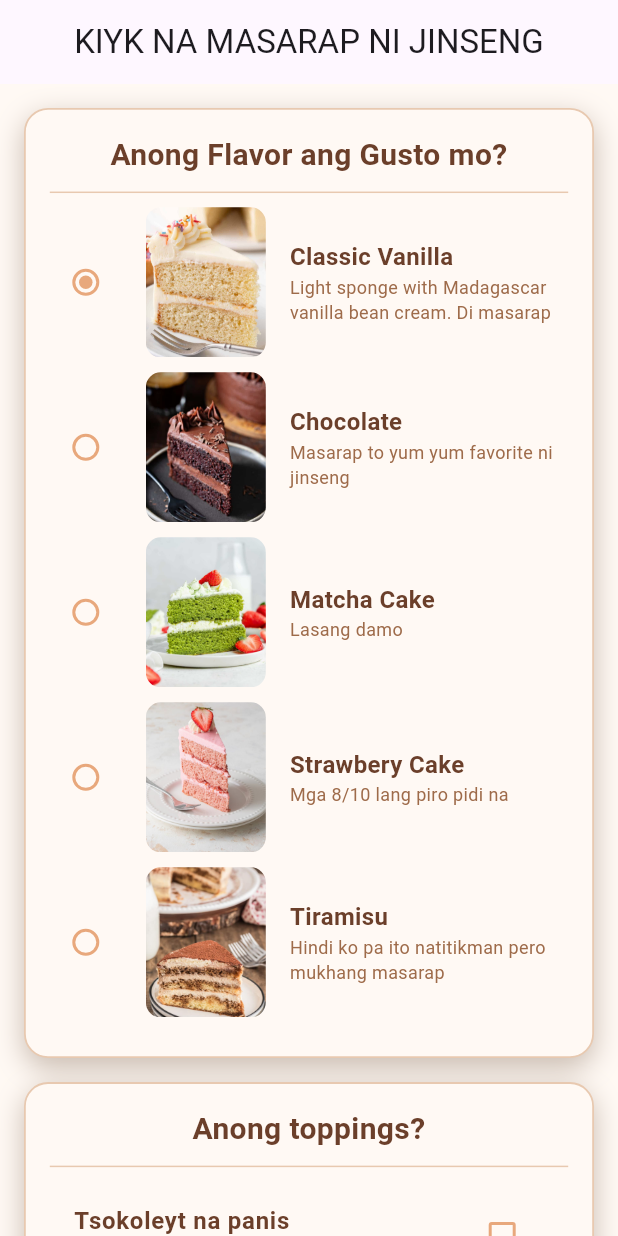
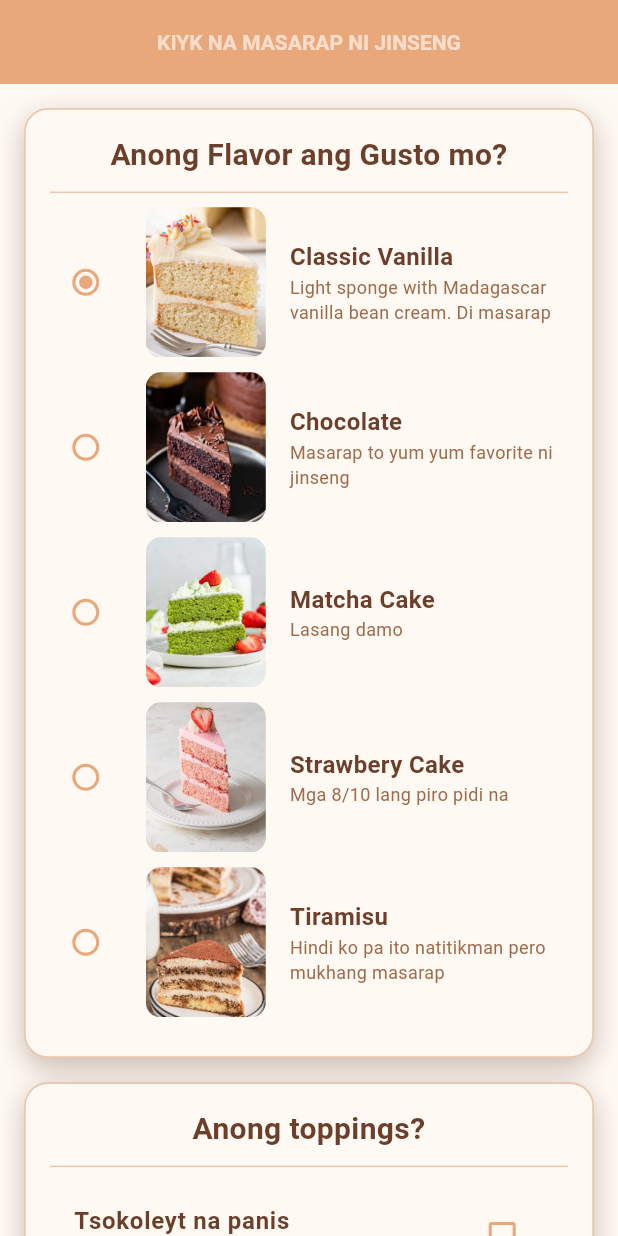
Before and after one commit to NejChoco/advmobprog_midterms_tp03_urrutia, a Flutter app: the screen it shows after launch, on a phone screen of 412 x 824 dp. Run offline on Flutter 3.47's test engine with Material 3 defaults, Android fonts, the light colour scheme and no system bars.

Commit message:
adjusted some things

```diff
--- a/lib/main.dart
+++ b/lib/main.dart
@@ -105,8 +105,17 @@ class GumaganangVersion extends State<MyApp> {
       home: Scaffold(
         backgroundColor: Color(0xFFFFF9F4),
         appBar: AppBar(
-          title: const Text('KIYK NA MASARAP NI JINSENG'),
+          title: const Text(
+            'KIYK NA MASARAP NI JINSENG',
+            style: TextStyle(
+              color: Color.fromARGB(255, 250, 221, 202),
+              fontWeight: FontWeight.bold,
+              fontSize: 14,
+            ),
+          ),
           centerTitle: true,
+          backgroundColor: Color(0xFFE8A87C),
+          toolbarOpacity: 0.0,
         ),
         body: SingleChildScrollView(
           child: Center(
```
